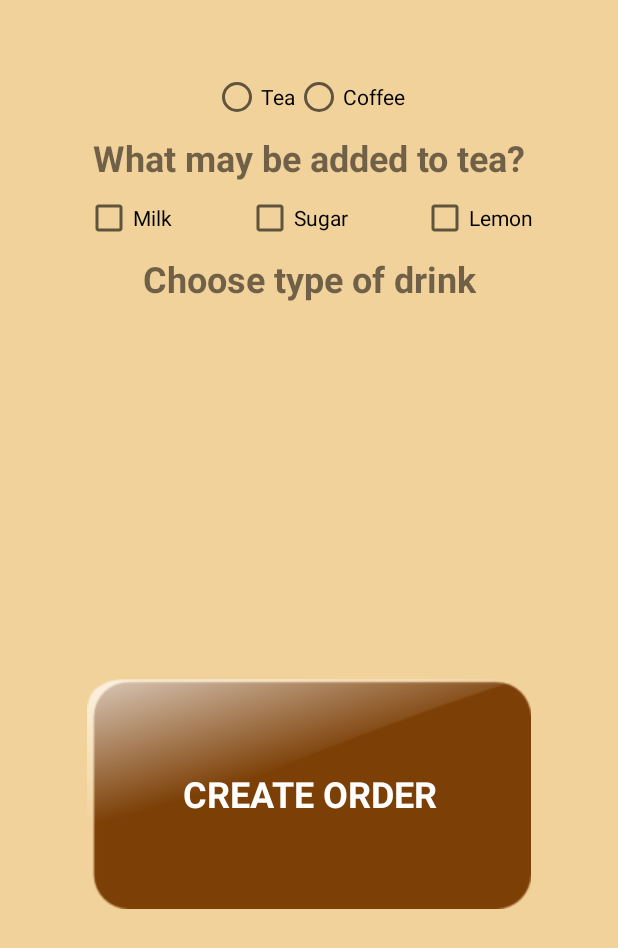
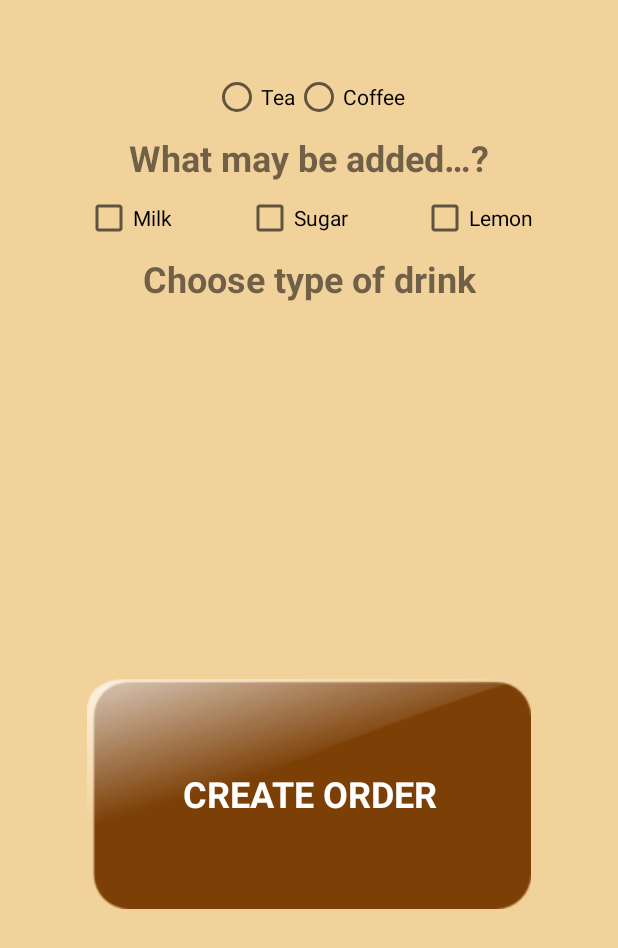
Before and after one commit to alebra42/test-cafe-order, an Android app: the CreateOrderActivity screen opened directly, with no data from a screen before it, on a phone screen of 412 x 824 dp. Shown: the top 948 px of the screen. Run offline under Robolectric (Android 15) with nearby library versions, the phone set to English and light mode, and no system bars; 1 statement that could not run was skipped.

Commit message:
Changing TextView depending of checked radio button

```diff
--- a/app/src/main/java/pw/talamaur/android/testcafeorder/CreateOrderActivity.java
+++ b/app/src/main/java/pw/talamaur/android/testcafeorder/CreateOrderActivity.java
@@ -31,6 +31,7 @@ public class CreateOrderActivity extends AppCompatActivity {
             public void onCheckedChanged(RadioGroup group, int checkedId) {
                 Spinner spinnerCoffee = findViewById(R.id.spinnerCoffee);
                 Spinner spinnerTea = findViewById(R.id.spinnerTea);
+                TextView textViewAdditions = findViewById(R.id.textViewAdditions);
                 CheckBox checkboxLemon = findViewById(R.id.checkboxLemon);
                 switch (checkedId) {
                     case 1: // tea
@@ -38,6 +39,7 @@ public class CreateOrderActivity extends AppCompatActivity {
                         spinnerCoffee.setEnabled(false);
                         spinnerTea.setVisibility(View.VISIBLE);
                         spinnerTea.setEnabled(true);
+                        textViewAdditions.setText(R.string.additions_tea);
                         checkboxLemon.setEnabled(true);
                         break;
 
@@ -46,6 +48,7 @@ public class CreateOrderActivity extends AppCompatActivity {
                         spinnerCoffee.setEnabled(true);
                         spinnerTea.setVisibility(View.INVISIBLE);
                         spinnerTea.setEnabled(false);
+                        textViewAdditions.setText(R.string.additions_coffee);
                         checkboxLemon.setChecked(false);
                         checkboxLemon.setEnabled(false);
                         break;
--- a/app/src/main/res/layout/activity_create_order.xml
+++ b/app/src/main/res/layout/activity_create_order.xml
@@ -57,7 +57,7 @@
         app:layout_constraintTop_toBottomOf="@id/radioGroupDrinks"
         app:layout_constraintStart_toStartOf="parent"
         app:layout_constraintEnd_toEndOf="parent"
-        android:text="@string/additions"
+        android:text="@string/additions_unknown"
         android:textSize="24sp"
         android:textStyle="bold" />
 
--- a/app/src/main/res/values/strings.xml
+++ b/app/src/main/res/values/strings.xml
@@ -9,7 +9,9 @@
     <string name="hi_username">Hi, %USERNAME%! What are you plan to order?</string>
     <string name="tea">Tea</string>
     <string name="coffee">Coffee</string>
-    <string name="additions">What may be added to tea?</string>
+    <string name="additions_unknown">What may be added&#8230;?</string>
+    <string name="additions_tea">What may be added to tea?</string>
+    <string name="additions_coffee">What may be added to coffee?</string>
     <string name="milk">Milk</string>
     <string name="sugar">Sugar</string>
     <string name="lemon">Lemon</string>
```
